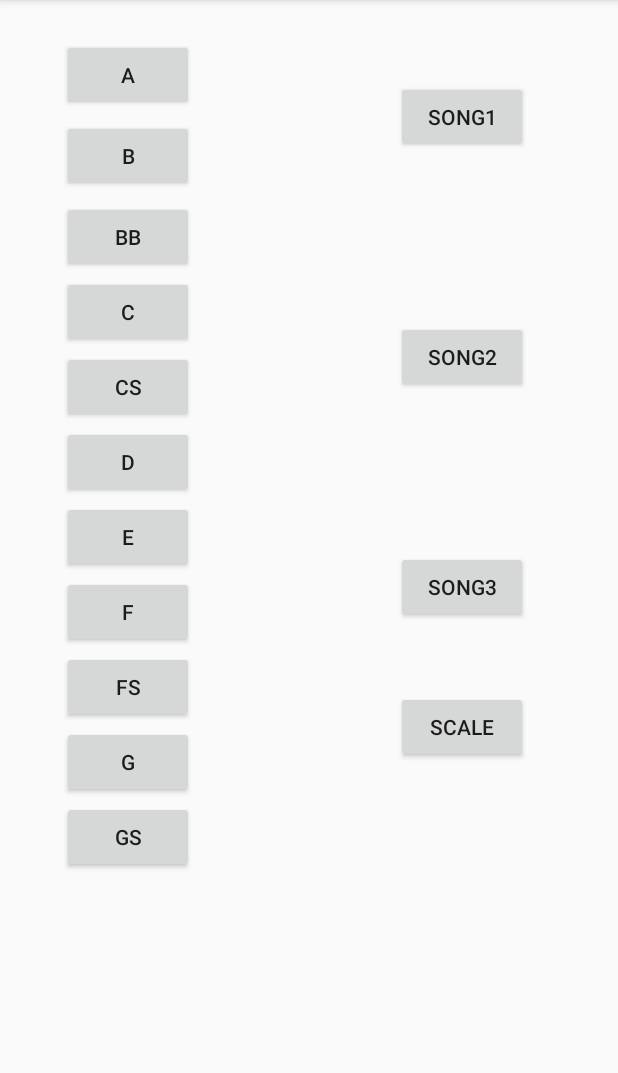
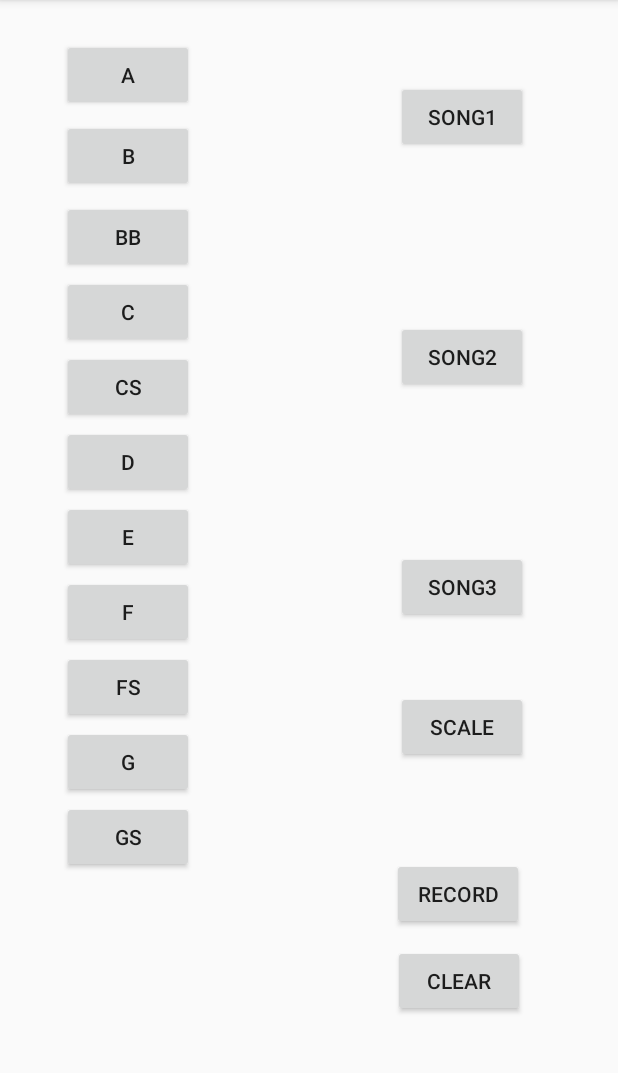
Before and after one commit to cougarharlowe/Sounds, an Android app: the screen it shows after launch (SoundsActivity), on a phone screen of 412 x 824 dp, the part 84-1157 px from its top. Run offline under Robolectric (Android 15) with nearby library versions, the phone set to English and light mode, and no system bars.

Commit message:
finished the record function!

```diff
--- a/app/src/main/java/com/example/sounds/Song.java
+++ b/app/src/main/java/com/example/sounds/Song.java
@@ -2,3 +2,4 @@ package com.example.sounds;
 
 public class Song {
 }
+//
--- a/app/src/main/res/layout/activity_sounds.xml
+++ b/app/src/main/res/layout/activity_sounds.xml
@@ -195,4 +195,32 @@
         app:layout_constraintStart_toEndOf="@+id/button_main_soundG"
         app:layout_constraintTop_toBottomOf="@+id/button_main_song3" />
 
+    <Button
+        android:id="@+id/button_main_record"
+        android:layout_width="wrap_content"
+        android:layout_height="wrap_content"
+        android:layout_marginStart="132dp"
+        android:layout_marginTop="67dp"
+        android:layout_marginEnd="63dp"
+        android:layout_marginBottom="151dp"
+        android:text="@string/main_recordkey"
+        app:layout_constraintBottom_toBottomOf="parent"
+        app:layout_constraintEnd_toEndOf="parent"
+        app:layout_constraintStart_toEndOf="@+id/button_main_soundGS"
+        app:layout_constraintTop_toBottomOf="@+id/button_main_scale" />
+
+    <Button
+        android:id="@+id/button_main_clear"
+        android:layout_width="wrap_content"
+        android:layout_height="wrap_content"
+        android:layout_marginStart="262dp"
+        android:layout_marginTop="11dp"
+        android:layout_marginEnd="62dp"
+        android:layout_marginBottom="91dp"
+        android:text="@string/sounds_clear"
+        app:layout_constraintBottom_toBottomOf="parent"
+        app:layout_constraintEnd_toEndOf="parent"
+        app:layout_constraintStart_toStartOf="parent"
+        app:layout_constraintTop_toBottomOf="@+id/button_main_record" />
+
 </androidx.constraintlayout.widget.ConstraintLayout>
--- a/app/src/main/res/values/strings.xml
+++ b/app/src/main/res/values/strings.xml
@@ -15,4 +15,9 @@
     <string name="main_song2key">song2</string>
     <string name="main_song3key">song3</string>
     <string name="main_scalekey">scale</string>
+    <string name="main_recordkey">RECORD</string>
+    <string name="sounds_recording">RECORDING</string>
+    <string name="sounds_record">RECORD</string>
+    <string name="sounds_clear">CLEAR</string>
+
 </resources>
```
Also changed, not shown: app/src/main/java/com/example/sounds/SoundsActivity.java (+50 -4 lines).
